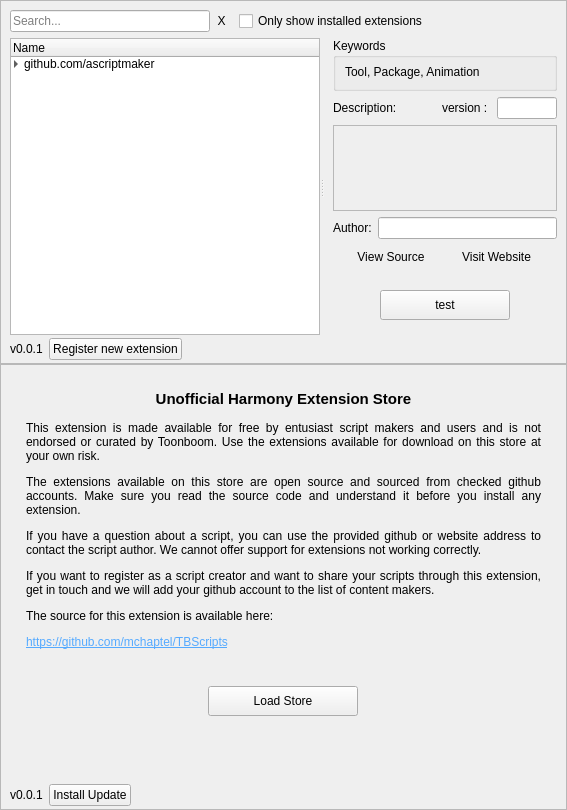
Before: the Qt Designer form ExtensionStore/packages/ExtensionStore/store.ui in mchaptel/TBScripts, drawn with Qt 5.
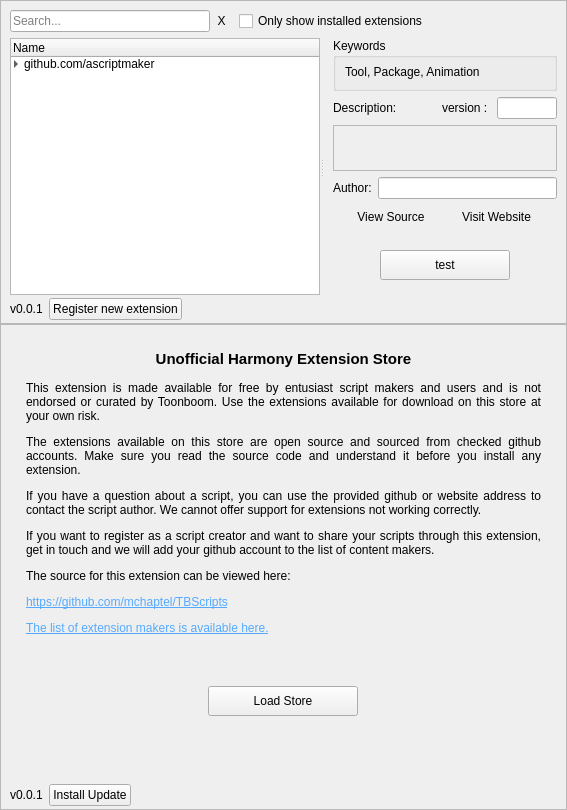
After: the same form once the commit is applied.

Commit message: more progress on registration dialog. Adding, removing extension and exporting package now working.

What changed in the file:
```diff
--- a/ExtensionStore/packages/ExtensionStore/store.ui
+++ b/ExtensionStore/packages/ExtensionStore/store.ui
@@ -655,7 +655,7 @@
            <bool>false</bool>
           </property>
           <property name="text">
-           <string>&lt;html&gt;&lt;head/&gt;&lt;body&gt;&lt;p&gt;This extension is made available for free by entusiast script makers and users and is not endorsed or curated by Toonboom. Use the extensions available for download on this store at your own risk.&lt;/p&gt;&lt;p&gt;The extensions available on this store are open source and sourced from checked github accounts. Make sure you read the source code and understand it before you install any extension.&lt;/p&gt;&lt;p&gt;If you have a question about a script, you can use the provided github or website address to contact the script author. We cannot offer support for extensions not working correctly.&lt;/p&gt;&lt;p&gt;If you want to register as a script creator and want to share your scripts through this extension, get in touch and we will add your github account to the list of content makers.&lt;/p&gt;&lt;p&gt;The source for this extension is available here: &lt;/p&gt;&lt;p&gt;&lt;a href=&quot;https://github.com/mchaptel/TBScripts/tree/master/ExtensionStore/packages/ExtensionStore&quot;&gt;&lt;span style=&quot; text-decoration: underline; color:#55aaff;&quot;&gt;https://github.com/mchaptel/TBScripts&lt;/span&gt;&lt;/a&gt;&lt;/p&gt;&lt;/body&gt;&lt;/html&gt;</string>
+           <string>&lt;html&gt;&lt;head/&gt;&lt;body&gt;&lt;p&gt;This extension is made available for free by entusiast script makers and users and is not endorsed or curated by Toonboom. Use the extensions available for download on this store at your own risk.&lt;/p&gt;&lt;p&gt;The extensions available on this store are open source and sourced from checked github accounts. Make sure you read the source code and understand it before you install any extension.&lt;/p&gt;&lt;p&gt;If you have a question about a script, you can use the provided github or website address to contact the script author. We cannot offer support for extensions not working correctly.&lt;/p&gt;&lt;p&gt;If you want to register as a script creator and want to share your scripts through this extension, get in touch and we will add your github account to the list of content makers.&lt;/p&gt;&lt;p&gt;The source for this extension can be viewed here: &lt;/p&gt;&lt;p&gt;&lt;a href=&quot;https://github.com/mchaptel/TBScripts/tree/master/ExtensionStore/packages/ExtensionStore&quot;&gt;&lt;span style=&quot; text-decoration: underline; color:#55aaff;&quot;&gt;https://github.com/mchaptel/TBScripts&lt;/span&gt;&lt;/a&gt;&lt;/p&gt;&lt;p&gt;&lt;a href=&quot;https://github.com/mchaptel/TBScripts/blob/master/ExtensionStore/packages/ExtensionStore/SELLERSLIST&quot;&gt;&lt;span style=&quot; text-decoration: underline; color:#55aaff;&quot;&gt;The list of extension makers is available here.&lt;/span&gt;&lt;/a&gt;&lt;br/&gt;&lt;/p&gt;&lt;/body&gt;&lt;/html&gt;</string>
           </property>
           <property name="textFormat">
            <enum>Qt::AutoText</enum>
```
The commit also changes 4 other files.
